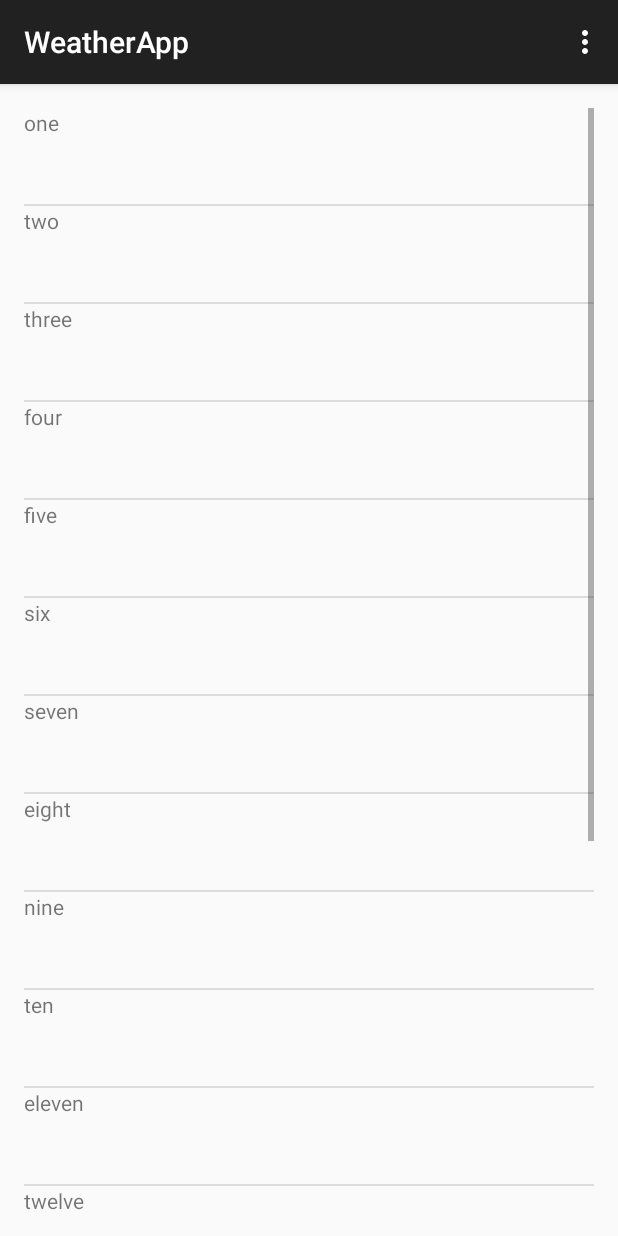
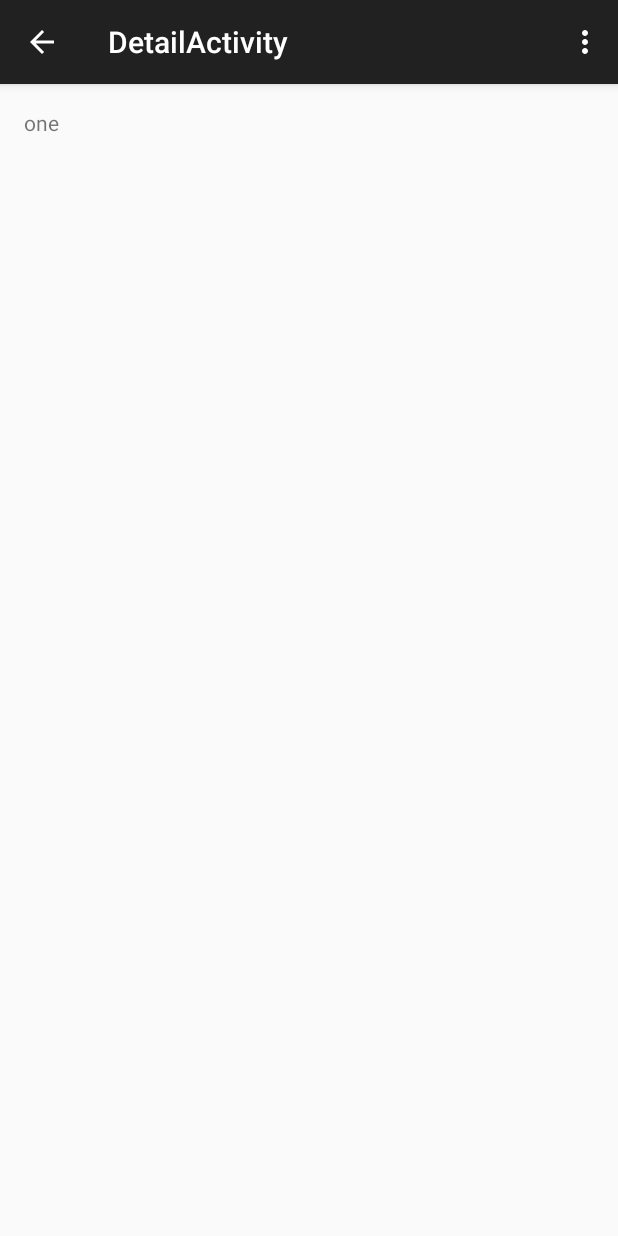
Before and after one commit to dheeraj9198/WeatherApp, an Android app: the screen it shows after launch (MainActivity before the commit, DetailActivity after it), after a tap on "one", on a phone screen of 412 x 824 dp. Run offline under Robolectric (Android 15) with nearby library versions, the phone set to English and light mode, and no system bars.

Commit message:
passing data from activity to fragment

```diff
--- a/app/src/main/AndroidManifest.xml
+++ b/app/src/main/AndroidManifest.xml
@@ -1,7 +1,9 @@
 <?xml version="1.0" encoding="utf-8"?>
 <manifest xmlns:android="http://schemas.android.com/apk/res/android"
     package="sachan.dheeraj.weatherapp" >
+
     <uses-permission android:name="android.permission.INTERNET" />
+
     <application
         android:allowBackup="true"
         android:icon="@drawable/ic_launcher"
@@ -9,11 +11,22 @@
         android:theme="@style/AppTheme" >
         <activity
             android:name=".MainActivity"
+            android:icon="@drawable/ic_launcher"
             android:label="@string/app_name" >
             <intent-filter>
                 <action android:name="android.intent.action.MAIN" />
+
                 <category android:name="android.intent.category.LAUNCHER" />
             </intent-filter>
         </activity>
+        <activity
+            android:name=".DetailActivity"
+            android:label="@string/title_activity_detail"
+            android:parentActivityName=".MainActivity" >
+            <meta-data
+                android:name="android.support.PARENT_ACTIVITY"
+                android:value="sachan.dheeraj.weatherapp.MainActivity" />
+        </activity>
     </application>
+
 </manifest>
--- /dev/null
+++ b/app/src/main/java/sachan/dheeraj/weatherapp/DetailActivity.java
@@ -0,0 +1,79 @@
+package sachan.dheeraj.weatherapp;
+
+import android.content.Intent;
+import android.support.v7.app.ActionBarActivity;
+import android.support.v7.app.ActionBar;
+import android.support.v4.app.Fragment;
+import android.os.Bundle;
+import android.view.LayoutInflater;
+import android.view.Menu;
+import android.view.MenuItem;
+import android.view.View;
+import android.view.ViewGroup;
+import android.os.Build;
+import android.widget.TextView;
+
+
+public class DetailActivity extends ActionBarActivity {
+
+
+
+
+    @Override
+    protected void onCreate(Bundle savedInstanceState) {
+        super.onCreate(savedInstanceState);
+        setContentView(R.layout.activity_detail);
+        if (savedInstanceState == null) {
+
+            PlaceholderFragment placeholderFragment = new PlaceholderFragment();
+
+            Bundle bundle = new Bundle();
+            bundle.putString(Intent.EXTRA_TEXT,getIntent().getStringExtra(Intent.EXTRA_TEXT));
+            placeholderFragment.setArguments(bundle);
+            getSupportFragmentManager().beginTransaction()
+                    .add(R.id.container, placeholderFragment)
+                    .commit();
+        }
+    }
+
+
+    @Override
+    public boolean onCreateOptionsMenu(Menu menu) {
+        // Inflate the menu; this adds items to the action bar if it is present.
+        getMenuInflater().inflate(R.menu.menu_detail, menu);
+        return true;
+    }
+
+    @Override
+    public boolean onOptionsItemSelected(MenuItem item) {
+        // Handle action bar item clicks here. The action bar will
+        // automatically handle clicks on the Home/Up button, so long
+        // as you specify a parent activity in AndroidManifest.xml.
+        int id = item.getItemId();
+
+        //noinspection SimplifiableIfStatement
+        if (id == R.id.action_settings) {
+            return true;
+        }
+
+        return super.onOptionsItemSelected(item);
+    }
+
+    /**
+     * A placeholder fragment containing a simple view.
+     */
+    public static class PlaceholderFragment extends Fragment {
+
+        public PlaceholderFragment(){
+        }
+
+        @Override
+        public View onCreateView(LayoutInflater inflater, ViewGroup container,
+                                 Bundle savedInstanceState) {
+            View rootView = inflater.inflate(R.layout.fragment_detail, container, false);
+            TextView textView = (TextView)rootView.findViewById(R.id.detail_text_view);
+            textView.setText(getArguments().getString(Intent.EXTRA_TEXT));
+            return rootView;
+        }
+    }
+}
--- a/app/src/main/java/sachan/dheeraj/weatherapp/ForecastFragment.java
+++ b/app/src/main/java/sachan/dheeraj/weatherapp/ForecastFragment.java
@@ -5,6 +5,7 @@ package sachan.dheeraj.weatherapp;
  */
 
 import android.app.LauncherActivity;
+import android.content.Intent;
 import android.os.AsyncTask;
 import android.os.Bundle;
 import android.support.v4.app.Fragment;
@@ -76,7 +77,11 @@ public class ForecastFragment extends Fragment {
         listView.setOnItemClickListener(new AdapterView.OnItemClickListener() {
             @Override
             public void onItemClick(AdapterView<?> parent, View view, int position, long id) {
-                Toast.makeText(getActivity(),position+"*"+itemList.get(position),Toast.LENGTH_LONG).show();
+                String data = stringArrayAdapter.getItem(position);
+                Intent intent = new Intent(getActivity(),DetailActivity.class);
+                intent.putExtra(Intent.EXTRA_TEXT,data);
+                startActivity(intent);
+                //Toast.makeText(getActivity(),position+"*"+data,Toast.LENGTH_LONG).show();
             }
         });
 
--- /dev/null
+++ b/app/src/main/res/layout/activity_detail.xml
@@ -0,0 +1,7 @@
+<FrameLayout xmlns:android="http://schemas.android.com/apk/res/android"
+    xmlns:tools="http://schemas.android.com/tools"
+    android:id="@+id/container"
+    android:layout_width="match_parent"
+    android:layout_height="match_parent"
+    tools:context="sachan.dheeraj.weatherapp.DetailActivity"
+    tools:ignore="MergeRootFrame" />
--- /dev/null
+++ b/app/src/main/res/layout/fragment_detail.xml
@@ -0,0 +1,15 @@
+<RelativeLayout xmlns:android="http://schemas.android.com/apk/res/android"
+    xmlns:tools="http://schemas.android.com/tools"
+    android:layout_width="match_parent"
+    android:layout_height="match_parent"
+    android:paddingBottom="@dimen/activity_vertical_margin"
+    android:paddingLeft="@dimen/activity_horizontal_margin"
+    android:paddingRight="@dimen/activity_horizontal_margin"
+    android:paddingTop="@dimen/activity_vertical_margin"
+    tools:context="sachan.dheeraj.weatherapp.DetailActivity$PlaceholderFragment">
+
+    <TextView
+        android:id="@+id/detail_text_view"
+        android:layout_width="wrap_content"
+        android:layout_height="wrap_content"/>
+</RelativeLayout>
--- /dev/null
+++ b/app/src/main/res/menu/menu_detail.xml
@@ -0,0 +1,7 @@
+<menu xmlns:android="http://schemas.android.com/apk/res/android"
+    xmlns:app="http://schemas.android.com/apk/res-auto"
+    xmlns:tools="http://schemas.android.com/tools"
+    tools:context="sachan.dheeraj.weatherapp.DetailActivity">
+    <item android:id="@+id/action_settings" android:title="@string/action_settings"
+        android:orderInCategory="100" app:showAsAction="never" />
+</menu>
--- a/app/src/main/res/values/strings.xml
+++ b/app/src/main/res/values/strings.xml
@@ -5,6 +5,6 @@
     <string name="hello_world">Hello world!</string>
     <string name="action_settings">Settings</string>
     <string name="action_refresh">Refresh</string>
-
+    <string name="title_activity_detail">DetailActivity</string>
 
 </resources>
```
